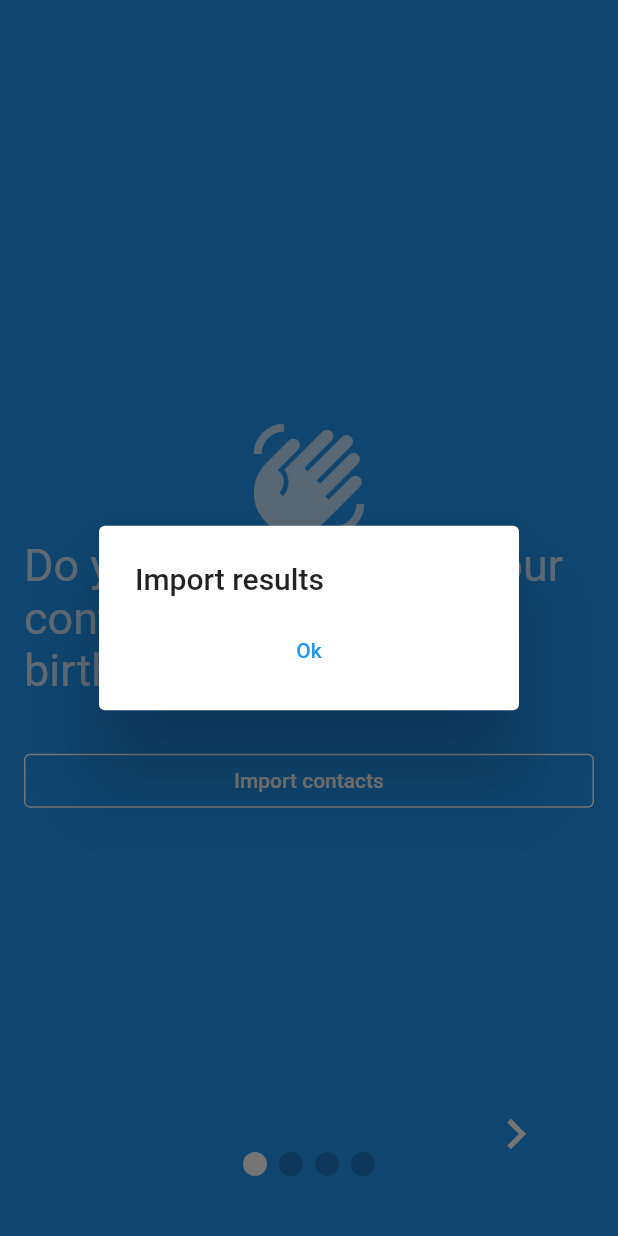
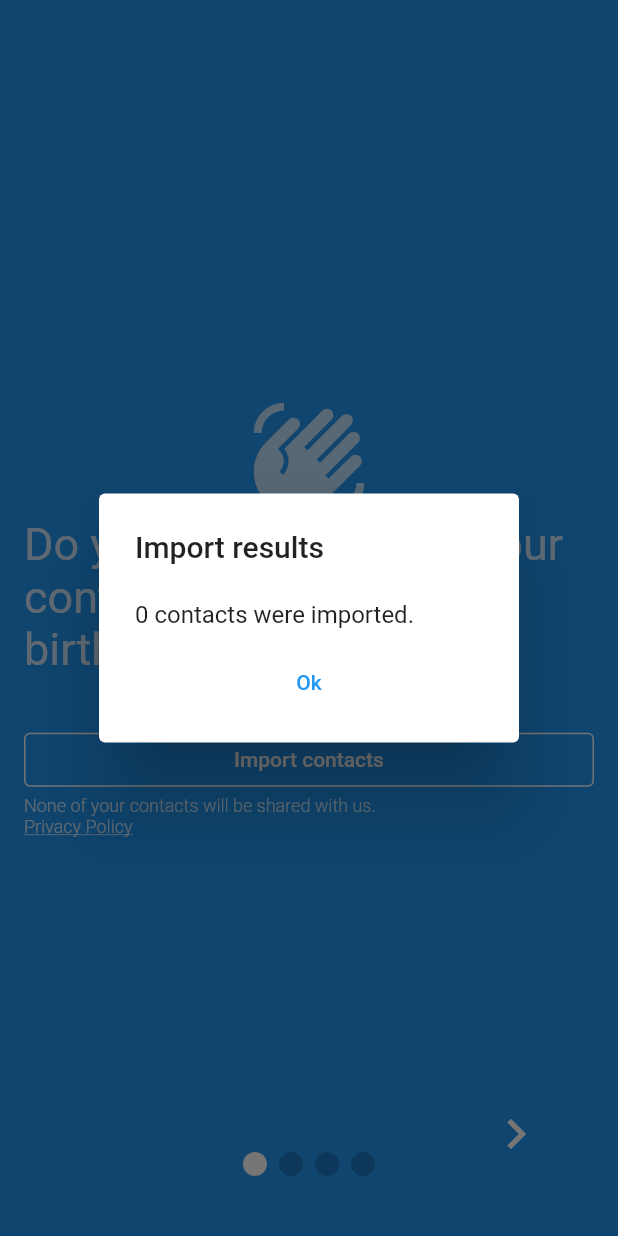
Before and after one commit to strukteon/birthday_book_app, a Flutter app: the screen it shows after launch, after a tap on the "chevron right" icon, after a tap on "Import contacts", on a phone screen of 412 x 824 dp. Run offline on Flutter 3.47's test engine with Material 2 defaults, Android fonts, the phone set to English and light mode, and no system bars; drawn by our look-alikes of carousel_slider, smooth_page_indicator; our stand-ins replace awesome_notifications, flutter_contacts, permission_handler, shared_preferences, sqflite, table_calendar; missing offline and left inert: workmanager; accounts and stored records are empty; statements that could not run were skipped.

Commit message:
added privacy notice to welcome screen

```diff
--- a/lib/main.dart
+++ b/lib/main.dart
@@ -40,7 +40,7 @@ class MyApp extends StatelessWidget {
         : WelcomeScreen(),
       theme: Theme.of(context).copyWith(
           textTheme: Theme.of(context).textTheme.copyWith(
-                headlineLarge: TextStyle(
+                headlineLarge: const TextStyle(
                     color: Colors.white,
                     fontSize: 50,
                     fontWeight: FontWeight.w600),
@@ -48,6 +48,10 @@ class MyApp extends StatelessWidget {
                     color: Colors.white.withAlpha(200),
                     fontSize: 30,
                     fontWeight: FontWeight.w400),
+                displaySmall: TextStyle(
+                    color: Colors.white.withAlpha(200),
+                    fontSize: 12,
+                    fontWeight: FontWeight.w300),
               )),
     );
   }
--- a/lib/screens/welcome_screen.dart
+++ b/lib/screens/welcome_screen.dart
@@ -1,8 +1,11 @@
 import 'package:birthday_book/model/settings.dart';
+import 'package:birthday_book/utilities/utils.dart';
 import 'package:birthday_book/utilities/widgets/welcome_logic.dart';
 import 'package:carousel_slider/carousel_slider.dart';
 import 'package:flutter/material.dart';
 import 'package:smooth_page_indicator/smooth_page_indicator.dart';
+import 'package:url_launcher/url_launcher.dart';
+import 'package:url_launcher/url_launcher_string.dart';
 
 class WelcomeScreen extends StatefulWidget {
   const WelcomeScreen({Key? key}) : super(key: key);
@@ -135,7 +138,10 @@ class _ContactsSlide extends StatelessWidget {
       icon: Icons.contacts,
       subtitle:
           "Do you want to import your contacts and their saved birthdays?",
-      child: Container(
+      child: Column(
+        crossAxisAlignment: CrossAxisAlignment.start,
+        children: [
+        Container(
             padding: const EdgeInsets.only(top: 32),
             child: Row(
               children: [
@@ -146,9 +152,18 @@ class _ContactsSlide extends StatelessWidget {
                           primary: Colors.white,
                           side: const BorderSide(color: Colors.white)),
                       child: const Text("Import contacts"),
-              ))
+                    )),
               ],
             )),
+
+        Text("None of your contacts will be shared with us.", style: Theme.of(context).textTheme.displaySmall),
+        GestureDetector(child: Text("Privacy Policy", style: Theme.of(context).textTheme.displaySmall?.copyWith(
+          decoration: TextDecoration.underline,
+        )),
+        onTap: () {
+          launchUrlString(StaticValues.privacyPolicyUrl);
+        },)
+      ],),
     );
   }
 }
--- a/lib/utilities/utils.dart
+++ b/lib/utilities/utils.dart
@@ -6,12 +6,17 @@ class StaticValues {
   StaticValues._();
 
   static DateTime get firstDate => DateTime.utc(1900, 1, 1);
+
   static DateTime get lastDate => DateTime.utc(2100, 12, 31);
+
+  static const String privacyPolicyUrl =
+      "https://github.com/strukteon/birthday_book_app/blob/master/privacy_policy.md";
 }
 
 class Utils {
   static Future<List<Birthday>> loadContacts() async {
-    var contacts = await FlutterContacts.getContacts(withProperties: true, withPhoto: true);
+    var contacts = await FlutterContacts.getContacts(
+        withProperties: true, withPhoto: true);
 
     var contactsWithBirthday = contacts.where((contact) =>
         contact.events.any((event) => event.label == EventLabel.birthday));
@@ -27,8 +32,7 @@ class Utils {
           contactId: contact.id,
           phoneNum:
               contact.phones.isNotEmpty ? contact.phones.first.number : null,
-        photo: contact.photo
-      );
+          photo: contact.photo);
     }).toList();
 
     await Future.wait(bdList.map((e) => e.loadPhoto()));
--- a/lib/utilities/widgets/welcome_logic.dart
+++ b/lib/utilities/widgets/welcome_logic.dart
@@ -6,7 +6,6 @@ import 'package:shared_preferences/shared_preferences.dart';
 
 import '../../screens/main_screen.dart';
 import '../../utilities/utils.dart';
-
 
 Future Function() onImportContactsTap(BuildContext context) => () async {
       var permissionStatus = await Permission.contacts.request();
@@ -25,23 +24,18 @@ Future Function() onImportContactsTap(BuildContext context) => () async {
             return SimpleDialog(
               title: const Text("Import results"),
               children: [
-                ListView.builder(
-                  itemCount: contacts.length,
-                  shrinkWrap: true,
-                  itemBuilder: (context, index) {
-                    return BirthdayEntry(
-                      birthday: contacts[index],
-                      ageCalcDate: DateTime.now(),
-                      smallView: true,
-                      canClick: false,
-                    );
-                  },
+                Container(
+                  padding: const EdgeInsets.only(left: 24, top: 12, bottom: 12),
+                  child: Text("${contacts.length} contacts were imported."),
                 ),
-                TextButton(
-                    onPressed: () {
-                      Navigator.pop(context);
-                    },
-                    child: const Text("Ok"))
+                Container(
+                  padding: const EdgeInsets.only(left: 8, right: 8),
+                  child: TextButton(
+                      onPressed: () {
+                        Navigator.pop(context);
+                      },
+                      child: const Text("Ok")),
+                )
               ],
             );
           });
```
Also changed, not shown: lib/model/birthday.dart (+5 -7 lines), pubspec.yaml (+14 -16 lines), pubspec.lock. Lines whose indentation alone changed are shown as unchanged.
